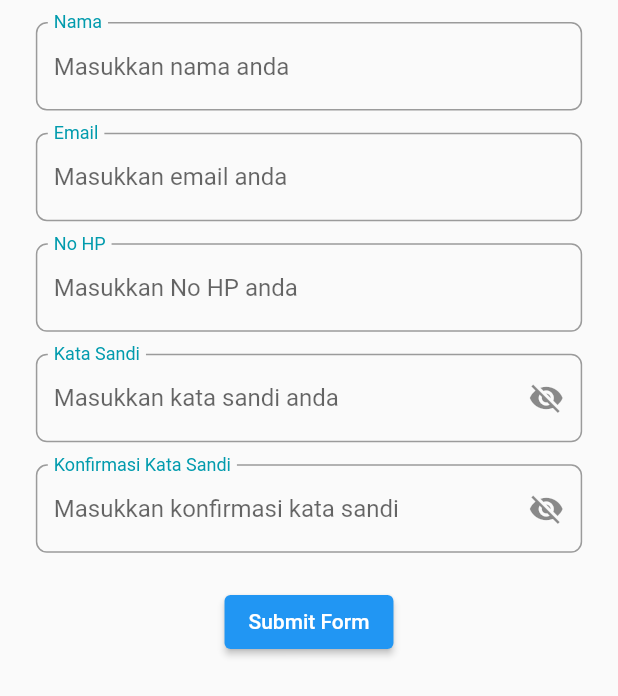
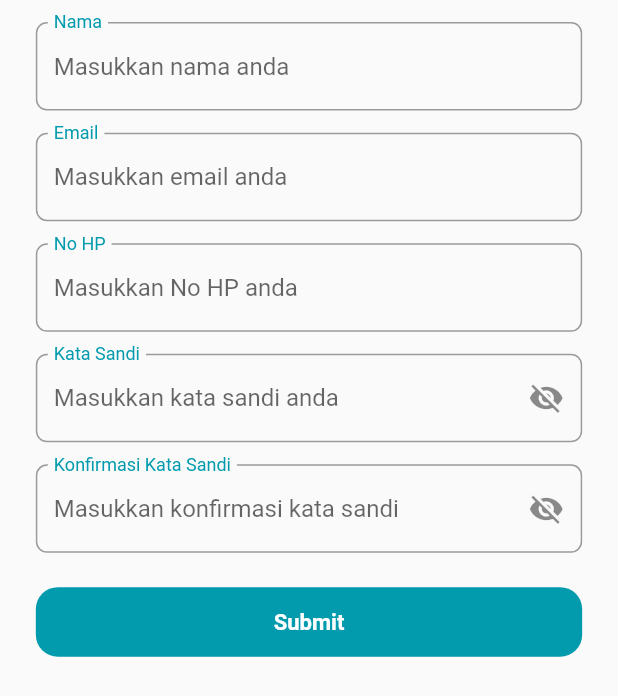
Before and after one commit to abdaziz-04/venturo-form-stepper-aziz, a Flutter app: the screen it shows after launch, on a phone screen of 412 x 824 dp. Shown: the top 696 px of the screen. Run offline on Flutter 3.47's test engine with Material 2 defaults, Android fonts, the phone set to English and light mode, and no system bars; our stand-ins replace flutter_screenutil, get, google_fonts; missing offline and left inert: fast_rsa; key blocks and very long unbroken strings in the code were emptied for the run.

Commit message:
submit button

```diff
--- a/lib/features/profiling/view/ui/profiling_screen.dart
+++ b/lib/features/profiling/view/ui/profiling_screen.dart
@@ -4,6 +4,7 @@ import 'package:flutter_screenutil/flutter_screenutil.dart';
 import 'package:get/get.dart';
 import 'package:venturo_form_stepper/features/profiling/constants/profiling_assets_constant.dart';
 import 'package:venturo_form_stepper/features/profiling/controllers/profiling_controller.dart';
+import 'package:venturo_form_stepper/shared/styles/color_style.dart';
 import 'package:venturo_form_stepper/shared/widgets/custom_text_field_widget.dart';
 
 class ProfilingScreen extends StatelessWidget {
@@ -129,9 +130,36 @@ class ProfilingScreen extends StatelessWidget {
                   );
                 }),
                 SizedBox(height: 24.h),
-                ElevatedButton(
-                  onPressed: () {},
-                  child: const Text('Submit Form'),
+                Row(
+                  children: [
+                    Expanded(
+                      child: ElevatedButton(
+                        onPressed: () {},
+                        style: ElevatedButton.styleFrom(
+                          elevation: 0,
+                          backgroundColor: ColorStyle.primary,
+                          padding: EdgeInsets.symmetric(
+                            horizontal: 16.w,
+                            vertical: 16.h,
+                          ),
+                          minimumSize: const Size(0, 0),
+                          shape: RoundedRectangleBorder(
+                            borderRadius: BorderRadius.circular(
+                              16.r,
+                            ),
+                          ),
+                        ),
+                        child: Text(
+                          'Submit',
+                          style: TextStyle(
+                            color: ColorStyle.white,
+                            fontSize: 16.sp,
+                            fontWeight: FontWeight.w700,
+                          ),
+                        ),
+                      ),
+                    ),
+                  ],
                 ),
               ],
             ),
```
